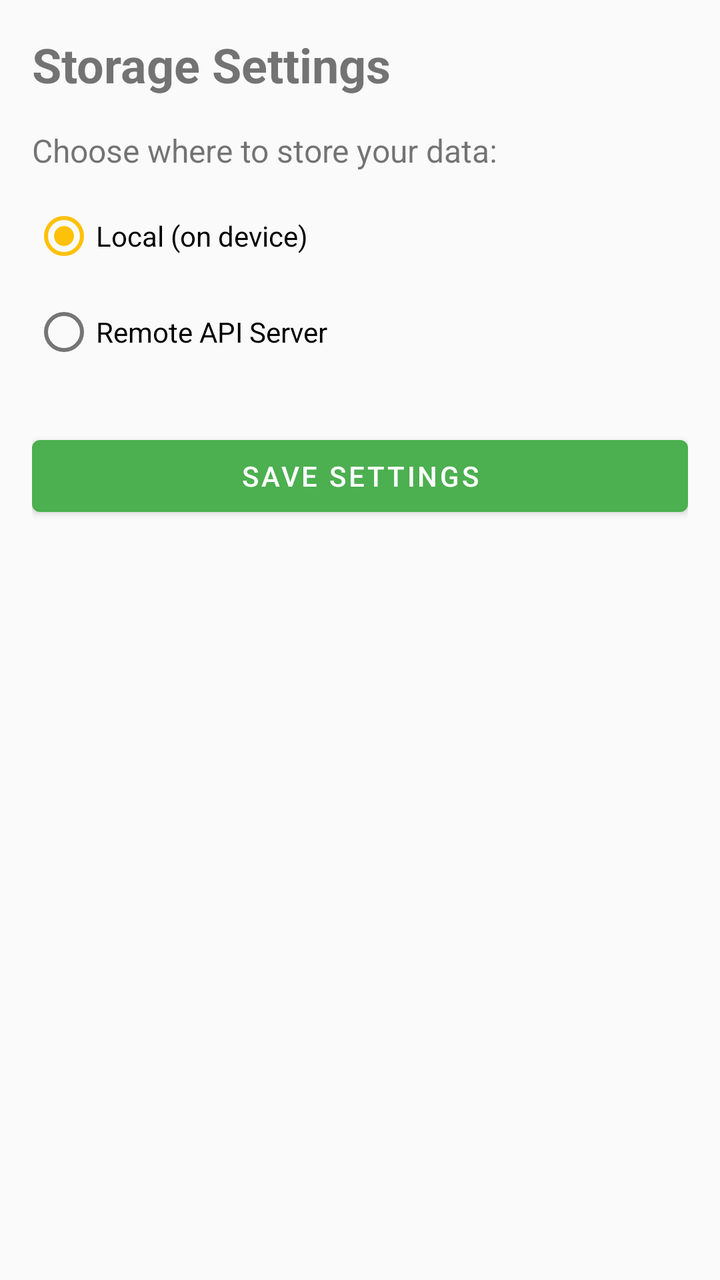
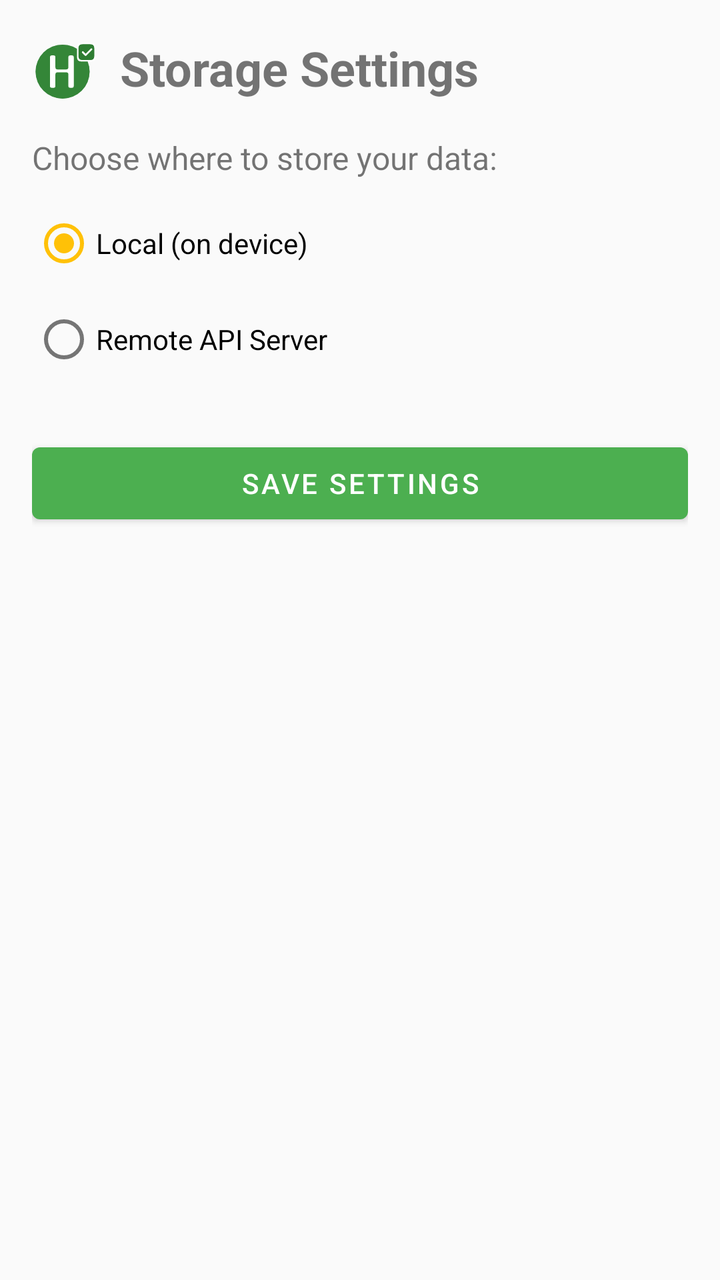

The first picture is an Android layout as it rendered before a commit; the second is the same layout after the commit. The layout source and the unified diff follow.
<!-- AndroidManifest.xml: application theme Theme.HabitEvaluator -->
<!-- res/layout/activity_settings.xml -->
<?xml version="1.0" encoding="utf-8"?>
<ScrollView xmlns:android="http://schemas.android.com/apk/res/android"
    xmlns:app="http://schemas.android.com/apk/res-auto"
    android:layout_width="match_parent"
    android:layout_height="match_parent">

    <LinearLayout
        android:layout_width="match_parent"
        android:layout_height="wrap_content"
        android:orientation="vertical"
        android:padding="16dp">

        <TextView
            android:layout_width="wrap_content"
            android:layout_height="wrap_content"
            android:text="@string/storage_settings"
            android:textSize="24sp"
            android:textStyle="bold" />

        <TextView
            android:layout_width="wrap_content"
            android:layout_height="wrap_content"
            android:layout_marginTop="16dp"
            android:text="@string/storage_mode_label"
            android:textSize="16sp" />

        <RadioGroup
            android:id="@+id/storageModeGroup"
            android:layout_width="match_parent"
            android:layout_height="wrap_content"
            android:layout_marginTop="8dp">

            <RadioButton
                android:id="@+id/localRadio"
                android:layout_width="wrap_content"
                android:layout_height="wrap_content"
                android:text="@string/storage_local"
                android:checked="true" />

            <RadioButton
                android:id="@+id/remoteRadio"
                android:layout_width="wrap_content"
                android:layout_height="wrap_content"
                android:text="@string/storage_remote" />
        </RadioGroup>

        <LinearLayout
            android:id="@+id/remoteSettingsPanel"
            android:layout_width="match_parent"
            android:layout_height="wrap_content"
            android:layout_marginTop="16dp"
            android:orientation="vertical"
            android:visibility="gone">

            <TextView
                android:layout_width="wrap_content"
                android:layout_height="wrap_content"
                android:text="@string/remote_api_config"
                android:textSize="18sp"
                android:textStyle="bold" />

            <com.google.android.material.textfield.TextInputLayout
                android:id="@+id/apiUrlLayout"
                android:layout_width="match_parent"
                android:layout_height="wrap_content"
                android:layout_marginTop="8dp"
                android:hint="@string/api_url_hint">

                <com.google.android.material.textfield.TextInputEditText
                    android:id="@+id/apiUrlInput"
                    android:layout_width="match_parent"
                    android:layout_height="wrap_content"
                    android:inputType="textUri" />
            </com.google.android.material.textfield.TextInputLayout>

            <com.google.android.material.textfield.TextInputLayout
                android:id="@+id/apiUsernameLayout"
                android:layout_width="match_parent"
                android:layout_height="wrap_content"
                android:layout_marginTop="8dp"
                android:hint="@string/api_username_hint">

                <com.google.android.material.textfield.TextInputEditText
                    android:id="@+id/apiUsernameInput"
                    android:layout_width="match_parent"
                    android:layout_height="wrap_content"
                    android:inputType="text" />
            </com.google.android.material.textfield.TextInputLayout>

            <com.google.android.material.textfield.TextInputLayout
                android:id="@+id/apiPasswordLayout"
                android:layout_width="match_parent"
                android:layout_height="wrap_content"
                android:layout_marginTop="8dp"
                android:hint="@string/api_password_hint"
                app:passwordToggleEnabled="true">

                <com.google.android.material.textfield.TextInputEditText
                    android:id="@+id/apiPasswordInput"
                    android:layout_width="match_parent"
                    android:layout_height="wrap_content"
                    android:inputType="textPassword" />
            </com.google.android.material.textfield.TextInputLayout>

            <com.google.android.material.button.MaterialButton
                android:id="@+id/testConnectionButton"
                android:layout_width="wrap_content"
                android:layout_height="wrap_content"
                android:layout_marginTop="8dp"
                android:text="@string/test_connection"
                style="@style/Widget.MaterialComponents.Button.OutlinedButton" />

            <TextView
                android:id="@+id/connectionStatusText"
                android:layout_width="wrap_content"
                android:layout_height="wrap_content"
                android:layout_marginTop="4dp" />
        </LinearLayout>

        <com.google.android.material.button.MaterialButton
            android:id="@+id/saveSettingsButton"
            android:layout_width="match_parent"
            android:layout_height="wrap_content"
            android:layout_marginTop="24dp"
            android:text="@string/save_settings" />
    </LinearLayout>
</ScrollView>
<!-- resources referenced by this layout -->
<resources>
  <string name="api_password_hint">Password</string>
  <string name="api_url_hint">Server URL</string>
  <string name="api_username_hint">Username</string>
  <string name="remote_api_config">Remote API Configuration</string>
  <string name="save_settings">Save Settings</string>
  <string name="storage_local">Local (on device)</string>
  <string name="storage_mode_label">Choose where to store your data:</string>
  <string name="storage_remote">Remote API Server</string>
  <string name="storage_settings">Storage Settings</string>
  <string name="test_connection">Test Connection</string>
  <style name="Theme.HabitEvaluator" parent="Theme.MaterialComponents.DayNight.DarkActionBar">
          <item name="colorPrimary">@color/primary</item>
          <item name="colorPrimaryDark">@color/primary_dark</item>
          <item name="colorAccent">@color/accent</item>
          <item name="android:windowBackground">@color/background</item>
      </style>
  <color name="primary">#4CAF50</color>
  <color name="primary_dark">#388E3C</color>
  <color name="accent">#FFC107</color>
  <color name="background">#FAFAFA</color>
</resources>

<!-- the commit's change to res/layout/activity_settings.xml (unified diff, before → after) -->
@@ -10,12 +10,27 @@
         android:orientation="vertical"
         android:padding="16dp">
 
-        <TextView
-            android:layout_width="wrap_content"
+        <LinearLayout
+            android:layout_width="match_parent"
             android:layout_height="wrap_content"
-            android:text="@string/storage_settings"
-            android:textSize="24sp"
-            android:textStyle="bold" />
+            android:orientation="horizontal"
+            android:gravity="center_vertical">
+
+            <ImageView
+                android:id="@+id/appLogo"
+                android:layout_width="36dp"
+                android:layout_height="36dp"
+                android:src="@drawable/ic_launcher"
+                android:contentDescription="@string/app_name" />
+
+            <TextView
+                android:layout_width="wrap_content"
+                android:layout_height="wrap_content"
+                android:layout_marginStart="8dp"
+                android:text="@string/storage_settings"
+                android:textSize="24sp"
+                android:textStyle="bold" />
+        </LinearLayout>
 
         <TextView
             android:layout_width="wrap_content"
<!-- resource entries referenced after the edit -->
@@ -1,8 +1,52 @@
 <!-- resources referenced by this layout -->
 <resources>
+  <!-- drawable ic_launcher (drawable) -->
+  <?xml version="1.0" encoding="utf-8"?>
+  <vector xmlns:android="http://schemas.android.com/apk/res/android"
+      android:width="108dp"
+      android:height="108dp"
+      android:viewportWidth="200"
+      android:viewportHeight="200">
+  
+      
+      <path
+          android:fillColor="#1B5E20"
+          android:pathData="M85,110m-75,0a75,75 0,1 1,150 0a75,75 0,1 1,-150 0" />
+  
+      
+      <path
+          android:fillColor="#4CAF50"
+          android:fillAlpha="0.5"
+          android:pathData="M85,110m-75,0a75,75 0,1 1,150 0a75,75 0,1 1,-150 0" />
+  
+      
+      <path
+          android:fillColor="#FFFFFF"
+          android:pathData="M50,70 L50,150 Q50,155 55,155 L60,155 Q65,155 65,150 L65,118 Q65,112 71,112 L95,112 Q101,112 101,118 L101,150 Q101,155 106,155 L111,155 Q116,155 116,150 L116,70 Q116,65 111,65 L106,65 Q101,65 101,70 L101,98 Q101,104 95,104 L71,104 Q65,104 65,98 L65,70 Q65,65 60,65 L55,65 Q50,65 50,70 Z" />
+  
+      
+      <path
+          android:fillColor="#FFFFFF"
+          android:pathData="M137,30 L165,30 Q177,30 177,42 L177,70 Q177,82 165,82 L137,82 Q125,82 125,70 L125,42 Q125,30 137,30 Z" />
+  
+      
+      <path
+          android:fillColor="#2E7D32"
+          android:pathData="M140,34 L162,34 Q173,34 173,45 L173,67 Q173,78 162,78 L140,78 Q129,78 129,67 L129,45 Q129,34 140,34 Z" />
+  
+      
+      <path
+          android:fillColor="@android:color/transparent"
+          android:pathData="M141,56 L149,64 L165,48"
+          android:strokeWidth="5"
+          android:strokeColor="#FFFFFF"
+          android:strokeLineCap="round"
+          android:strokeLineJoin="round" />
+  </vector>
   <string name="api_password_hint">Password</string>
   <string name="api_url_hint">Server URL</string>
   <string name="api_username_hint">Username</string>
+  <string name="app_name">Habit Evaluator</string>
   <string name="remote_api_config">Remote API Configuration</string>
   <string name="save_settings">Save Settings</string>
   <string name="storage_local">Local (on device)</string>
